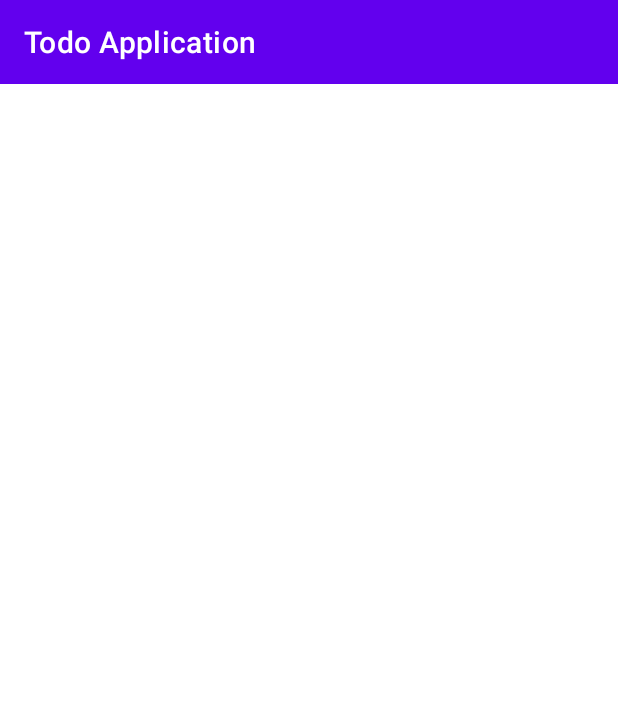
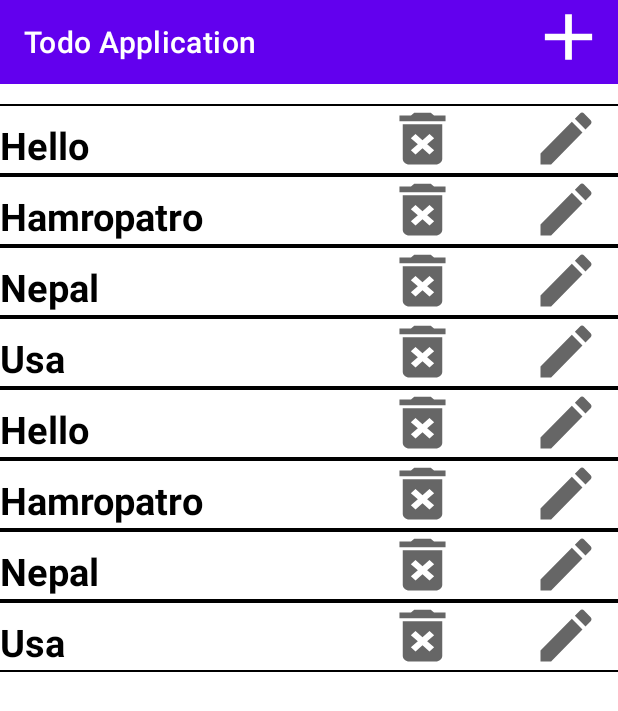
Before and after one commit to janakbist/Todo-App, an Android app: the screen it shows after launch (HomeActivity), on a phone screen of 412 x 824 dp. Shown: the top 711 px of the screen. Run offline under Robolectric (Android 15) with nearby library versions, the phone set to English and light mode, and no system bars.

Commit message:
Recycler View data added to the app and Icon added to the project

```diff
--- a/app/src/main/java/com/example/todoapplication/HomeActivity.kt
+++ b/app/src/main/java/com/example/todoapplication/HomeActivity.kt
@@ -2,7 +2,10 @@ package com.example.todoapplication
 
 import androidx.appcompat.app.AppCompatActivity
 import android.os.Bundle
-import androidx.appcompat.widget.Toolbar
+import androidx.recyclerview.widget.LinearLayoutManager
+import androidx.recyclerview.widget.RecyclerView
+import com.example.todoapplication.adapter.RvAdapter
+import java.util.*
 
 class HomeActivity : AppCompatActivity() {
     override fun onCreate(savedInstanceState: Bundle?) {
@@ -10,9 +13,25 @@ class HomeActivity : AppCompatActivity() {
         setContentView(R.layout.activity_home)
         setSupportActionBar(findViewById(R.id.action_bar));
 
-//        Toolbar toolbar = (Toolbar) findViewById(R.id.action_bar) ;
-//        setSupportActionBar(toolbar);
-//        getSupportActionBar().setDisplayShowTitleEnabled(true);
-//        getSupportActionBar().setDisplayHomeAsUpEnabled(false);
+        val recyclerview = findViewById<RecyclerView>(R.id.rvList);
+        recyclerview.layoutManager = LinearLayoutManager(this);
+        // ArrayList of class ItemsViewModel
+        val data = ArrayList<String>()
+          data.add("Hello");
+          data.add("Hamropatro");
+          data.add("Nepal");
+          data.add("Usa");
+        data.add("Hello");
+        data.add("Hamropatro");
+        data.add("Nepal");
+        data.add("Usa");
+
+        val adapter = RvAdapter(data)
+
+        recyclerview.adapter = adapter
     }
 }
+
+private fun <E> ArrayList<E>.add(element: Int) {
+
+}
--- a/app/src/main/java/com/example/todoapplication/adapter/RvAdapter.kt
+++ b/app/src/main/java/com/example/todoapplication/adapter/RvAdapter.kt
@@ -1,4 +1,36 @@
 package com.example.todoapplication.adapter
 
-class RvAdapter {
+import android.view.LayoutInflater
+import android.view.View
+import android.view.ViewGroup
+import android.widget.ImageView
+import android.widget.TextView
+import androidx.recyclerview.widget.RecyclerView
+import com.example.todoapplication.R
+import java.util.*
+
+class RvAdapter(private val dataSet: ArrayList<String>) : RecyclerView.Adapter<RvAdapter.ViewHolder>(){
+
+    class ViewHolder(view: View) : RecyclerView.ViewHolder(view) {
+        val textView: TextView
+
+        init {
+            // Define click listener for the ViewHolder's View.
+            textView = view.findViewById(R.id.rvdata)
+        }
+    }
+
+    override fun onCreateViewHolder(parent: ViewGroup, viewType: Int): ViewHolder {
+        val view = LayoutInflater.from(parent.context)
+            .inflate(R.layout.rvdata, parent, false)
+
+        return ViewHolder(view)
+    }
+
+    override fun onBindViewHolder(holder: ViewHolder, position: Int) {
+        holder.textView.text = dataSet[position];
+    }
+
+    override fun getItemCount() = dataSet.size
+
 }
--- /dev/null
+++ b/app/src/main/res/drawable/deleteicon.xml
@@ -0,0 +1,10 @@
+<vector xmlns:android="http://schemas.android.com/apk/res/android"
+    android:width="24dp"
+    android:height="24dp"
+    android:viewportWidth="24"
+    android:viewportHeight="24"
+    android:tint="?attr/colorControlNormal">
+  <path
+      android:fillColor="@android:color/white"
+      android:pathData="M6,19c0,1.1 0.9,2 2,2h8c1.1,0 2,-0.9 2,-2L18,7L6,7v12zM8.46,11.88l1.41,-1.41L12,12.59l2.12,-2.12 1.41,1.41L13.41,14l2.12,2.12 -1.41,1.41L12,15.41l-2.12,2.12 -1.41,-1.41L10.59,14l-2.13,-2.12zM15.5,4l-1,-1h-5l-1,1L5,4v2h14L19,4z"/>
+</vector>
--- /dev/null
+++ b/app/src/main/res/drawable/editicon.xml
@@ -0,0 +1,10 @@
+<vector xmlns:android="http://schemas.android.com/apk/res/android"
+    android:width="24dp"
+    android:height="24dp"
+    android:viewportWidth="24"
+    android:viewportHeight="24"
+    android:tint="?attr/colorControlNormal">
+  <path
+      android:fillColor="@android:color/white"
+      android:pathData="M3,17.25V21h3.75L17.81,9.94l-3.75,-3.75L3,17.25zM20.71,7.04c0.39,-0.39 0.39,-1.02 0,-1.41l-2.34,-2.34c-0.39,-0.39 -1.02,-0.39 -1.41,0l-1.83,1.83 3.75,3.75 1.83,-1.83z"/>
+</vector>
--- /dev/null
+++ b/app/src/main/res/drawable/icadd.xml
@@ -0,0 +1,10 @@
+<vector xmlns:android="http://schemas.android.com/apk/res/android"
+    android:width="24dp"
+    android:height="24dp"
+    android:viewportWidth="24"
+    android:viewportHeight="24"
+    android:tint="?attr/colorControlNormal">
+  <path
+      android:fillColor="@android:color/white"
+      android:pathData="M19,13h-6v6h-2v-6H5v-2h6V5h2v6h6v2z"/>
+</vector>
--- a/app/src/main/res/layout/activity_home.xml
+++ b/app/src/main/res/layout/activity_home.xml
@@ -23,4 +23,15 @@
     android:layout_marginTop="20px"
     android:layout_below="@+id/action_bar"/>
 
+        <TextView
+            android:id="@+id/add"
+            android:layout_width="54dp"
+            android:layout_height="52dp"
+            android:layout_alignParentTop="true"
+            android:layout_alignParentEnd="true"
+            android:layout_marginTop="-1dp"
+            android:layout_marginEnd="6dp"
+            android:backgroundTint="@color/white"
+            android:background="@drawable/icadd" />
+
 </RelativeLayout>
--- a/app/src/main/res/layout/rvdata.xml
+++ b/app/src/main/res/layout/rvdata.xml
@@ -1,13 +1,48 @@
 <?xml version="1.0" encoding="utf-8"?>
 <RelativeLayout xmlns:android="http://schemas.android.com/apk/res/android"
     android:layout_width="match_parent"
-    android:layout_height="match_parent">
+    android:layout_height="wrap_content">
+    <View
+        android:id="@+id/view2"
+        android:layout_width="match_parent"
+        android:layout_height="1dp"
+        android:background="@color/black"/>
     <TextView
         android:id="@+id/rvdata"
+        android:layout_width="200dp"
+        android:layout_height="wrap_content"
+        android:layout_marginTop="15px"
+        android:text="Hello world"
+        android:textColor="@color/black"
+        android:textSize="25sp"
+        android:textStyle="bold" />
+
+    <ImageView
+        android:id="@+id/delete"
+        android:layout_width="45dp"
+        android:layout_height="46dp"
+        android:layout_alignParentTop="true"
+        android:layout_alignParentEnd="true"
+        android:layout_marginStart="55dp"
+        android:layout_marginTop="0dp"
+        android:layout_marginEnd="104dp"
+        android:layout_toEndOf="@+id/rvdata"
+        android:background="@drawable/deleteicon" />
+
+    <ImageView
+        android:id="@+id/editicon"
+        android:layout_width="45dp"
+        android:layout_height="46dp"
+        android:layout_alignParentTop="true"
+        android:layout_alignParentEnd="true"
+        android:layout_marginTop="0dp"
+        android:layout_marginEnd="12dp"
+        android:background="@drawable/editicon" />
+    <View
+        android:id="@+id/view1"
         android:layout_width="match_parent"
-        android:layout_height="80dp"
-        android:layout_marginTop="5px"
-        android:background="@color/green"
-        android:textColor="@color/white"/>
+        android:layout_height="1dp"
+        android:layout_below="@+id/editicon"
+        android:background="@color/black"/>
 
 </RelativeLayout>
```
